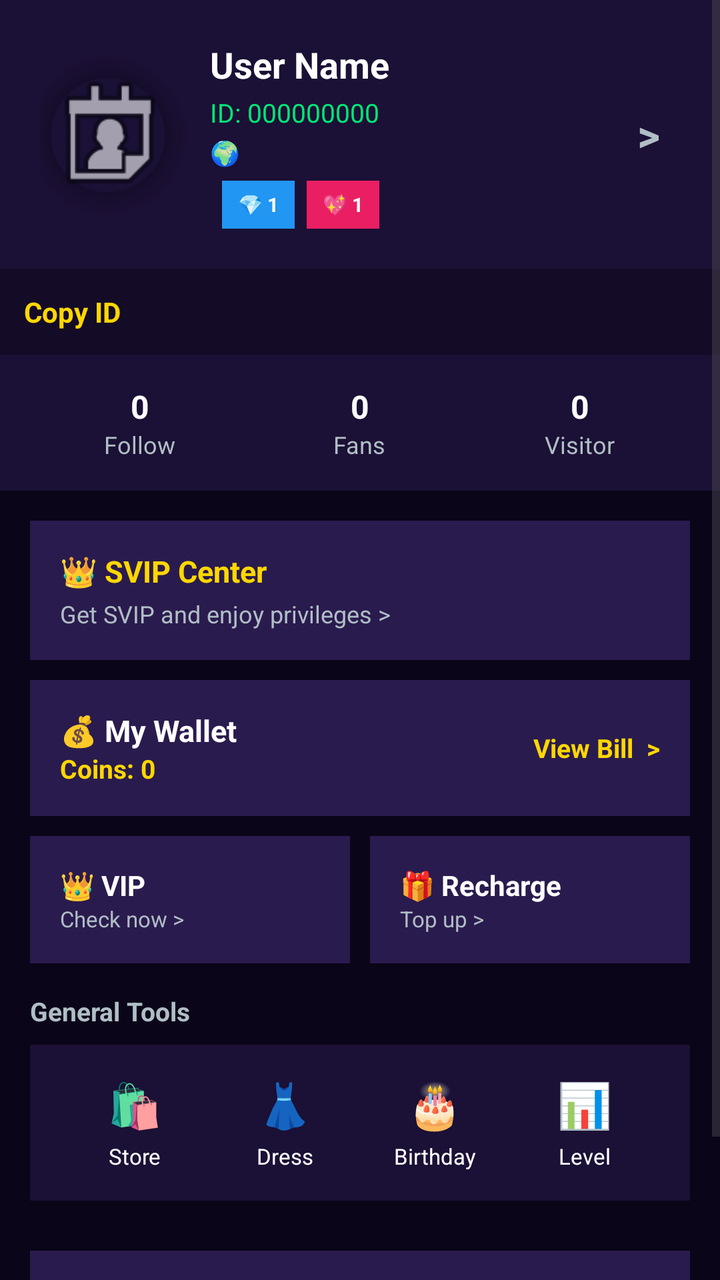
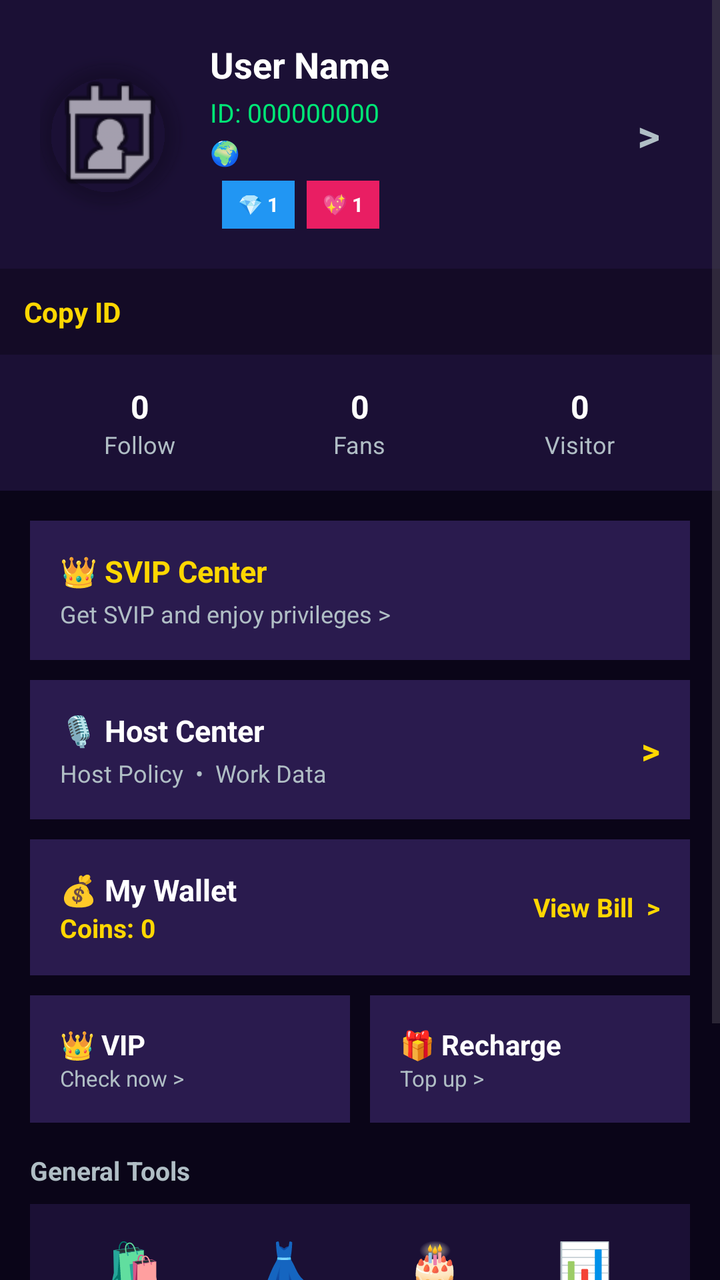

Two renders of the same Android screen: before a commit and after it. Below are the layout's source before the change and the commit's diff.
<!-- AndroidManifest.xml: activity theme Theme.SRVoiceChat -->
<!-- res/layout/activity_me.xml -->
<?xml version="1.0" encoding="utf-8"?>
<ScrollView xmlns:android="http://schemas.android.com/apk/res/android"
    xmlns:app="http://schemas.android.com/apk/res-auto"
    android:layout_width="match_parent"
    android:layout_height="match_parent"
    android:background="#0A0518"
    android:fillViewport="true">
    <LinearLayout
        android:layout_width="match_parent"
        android:layout_height="wrap_content"
        android:orientation="vertical">
        
        <LinearLayout
            android:layout_width="match_parent"
            android:layout_height="wrap_content"
            android:background="#1B1035"
            android:gravity="center_vertical"
            android:orientation="horizontal"
            android:padding="20dp">
            <androidx.cardview.widget.CardView
                android:layout_width="70dp"
                android:layout_height="70dp"
                android:layout_marginRight="15dp"
                app:cardCornerRadius="35dp"
                app:cardElevation="4dp"
                app:cardBackgroundColor="@android:color/transparent">
                <ImageView
                    android:id="@+id/imgAvatar"
                    android:layout_width="match_parent"
                    android:layout_height="match_parent"
                    android:scaleType="centerCrop"
                    android:src="@android:drawable/ic_menu_my_calendar" />
            </androidx.cardview.widget.CardView>
            <LinearLayout
                android:layout_width="0dp"
                android:layout_height="wrap_content"
                android:layout_weight="1"
                android:orientation="vertical">
                <TextView
                    android:id="@+id/txtName"
                    android:layout_width="wrap_content"
                    android:layout_height="wrap_content"
                    android:text="User Name"
                    android:textColor="#FFFFFF"
                    android:textSize="18sp"
                    android:textStyle="bold" />
                <TextView
                    android:id="@+id/txtId"
                    android:layout_width="wrap_content"
                    android:layout_height="wrap_content"
                    android:paddingTop="3dp"
                    android:text="ID: 000000000"
                    android:textColor="#00E676"
                    android:textSize="13sp" />
                
                <TextView
                    android:id="@+id/txtGenderCountry"
                    android:layout_width="wrap_content"
                    android:layout_height="wrap_content"
                    android:paddingTop="3dp"
                    android:text="🌍"
                    android:textColor="#B0BEC5"
                    android:textSize="12sp" />
                
                <LinearLayout
                    android:id="@+id/levelIconsRow"
                    android:layout_width="wrap_content"
                    android:layout_height="wrap_content"
                    android:orientation="horizontal"
                    android:paddingTop="6dp">
                    
                    <TextView
                        android:id="@+id/txtVipBadge"
                        android:layout_width="wrap_content"
                        android:layout_height="24dp"
                        android:background="#FFD700"
                        android:gravity="center"
                        android:paddingLeft="8dp"
                        android:paddingRight="8dp"
                        android:text=""
                        android:textColor="#000000"
                        android:textSize="10sp"
                        android:textStyle="bold"
                        android:visibility="gone" />
                    
                    <TextView
                        android:id="@+id/txtWealthBadge"
                        android:layout_width="wrap_content"
                        android:layout_height="24dp"
                        android:layout_marginLeft="6dp"
                        android:background="#2196F3"
                        android:gravity="center"
                        android:paddingLeft="8dp"
                        android:paddingRight="8dp"
                        android:text="💎 1"
                        android:textColor="#FFFFFF"
                        android:textSize="10sp"
                        android:textStyle="bold" />
                    
                    <TextView
                        android:id="@+id/txtCharmBadge"
                        android:layout_width="wrap_content"
                        android:layout_height="24dp"
                        android:layout_marginLeft="6dp"
                        android:background="#E91E63"
                        android:gravity="center"
                        android:paddingLeft="8dp"
                        android:paddingRight="8dp"
                        android:text="💖 1"
                        android:textColor="#FFFFFF"
                        android:textSize="10sp"
                        android:textStyle="bold" />
                </LinearLayout>
            </LinearLayout>
            <TextView
                android:layout_width="wrap_content"
                android:layout_height="wrap_content"
                android:text=">"
                android:textColor="#B0BEC5"
                android:textSize="22sp"
                android:textStyle="bold"
                android:padding="10dp" />
        </LinearLayout>
        
        <LinearLayout
            android:layout_width="match_parent"
            android:layout_height="wrap_content"
            android:background="#140B26"
            android:padding="12dp"
            android:paddingHorizontal="20dp">
            <TextView
                android:layout_width="wrap_content"
                android:layout_height="wrap_content"
                android:text="Copy ID"
                android:textColor="#FFD700"
                android:textSize="14sp"
                android:textStyle="bold" />
        </LinearLayout>
        
        <LinearLayout
            android:layout_width="match_parent"
            android:layout_height="wrap_content"
            android:background="#1B1035"
            android:orientation="horizontal"
            android:padding="15dp">
            <LinearLayout android:layout_width="0dp" android:layout_height="wrap_content" android:layout_weight="1" android:gravity="center" android:orientation="vertical">
                <TextView android:id="@+id/txtFollow" android:layout_width="wrap_content" android:layout_height="wrap_content" android:text="0" android:textColor="#FFFFFF" android:textSize="16sp" android:textStyle="bold" />
                <TextView android:layout_width="wrap_content" android:layout_height="wrap_content" android:text="Follow" android:textColor="#B0BEC5" android:textSize="12sp" />
            </LinearLayout>
            <LinearLayout android:layout_width="0dp" android:layout_height="wrap_content" android:layout_weight="1" android:gravity="center" android:orientation="vertical">
                <TextView android:id="@+id/txtFans" android:layout_width="wrap_content" android:layout_height="wrap_content" android:text="0" android:textColor="#FFFFFF" android:textSize="16sp" android:textStyle="bold" />
                <TextView android:layout_width="wrap_content" android:layout_height="wrap_content" android:text="Fans" android:textColor="#B0BEC5" android:textSize="12sp" />
            </LinearLayout>
            <LinearLayout android:layout_width="0dp" android:layout_height="wrap_content" android:layout_weight="1" android:gravity="center" android:orientation="vertical">
                <TextView android:id="@+id/txtVisitor" android:layout_width="wrap_content" android:layout_height="wrap_content" android:text="0" android:textColor="#FFFFFF" android:textSize="16sp" android:textStyle="bold" />
                <TextView android:layout_width="wrap_content" android:layout_height="wrap_content" android:text="Visitor" android:textColor="#B0BEC5" android:textSize="12sp" />
            </LinearLayout>
        </LinearLayout>
        <LinearLayout
            android:layout_width="match_parent"
            android:layout_height="wrap_content"
            android:orientation="vertical"
            android:padding="15dp">
            
            <LinearLayout
                android:layout_width="match_parent"
                android:layout_height="wrap_content"
                android:background="#2A1B4E"
                android:orientation="vertical"
                android:padding="15dp"
                android:layout_marginBottom="10dp">
                <TextView android:layout_width="wrap_content" android:layout_height="wrap_content" android:text="👑 SVIP Center" android:textColor="#FFD700" android:textSize="15sp" android:textStyle="bold" />
                <TextView android:id="@+id/txtSvipStatus" android:layout_width="wrap_content" android:layout_height="wrap_content" android:text="Get SVIP and enjoy privileges >" android:textColor="#B0BEC5" android:textSize="12sp" android:paddingTop="3dp" />
            </LinearLayout>
            
            <LinearLayout
                android:id="@+id/walletBox"
                android:layout_width="match_parent"
                android:layout_height="wrap_content"
                android:background="#2A1B4E"
                android:orientation="horizontal"
                android:gravity="center_vertical"
                android:padding="15dp"
                android:layout_marginBottom="10dp">
                <LinearLayout android:layout_width="0dp" android:layout_height="wrap_content" android:layout_weight="1" android:orientation="vertical">
                    <TextView android:layout_width="wrap_content" android:layout_height="wrap_content" android:text="💰 My Wallet" android:textColor="#FFFFFF" android:textSize="15sp" android:textStyle="bold" />
                    <TextView android:id="@+id/txtWalletCoins" android:layout_width="wrap_content" android:layout_height="wrap_content" android:text="Coins: 0" android:textColor="#FFD700" android:textSize="13sp" android:textStyle="bold" />
                </LinearLayout>
                <TextView android:layout_width="wrap_content" android:layout_height="wrap_content" android:text="View Bill  >" android:textColor="#FFD700" android:textSize="13sp" android:textStyle="bold" />
            </LinearLayout>
            
            <LinearLayout
                android:id="@+id/sellerWalletBox"
                android:layout_width="match_parent"
                android:layout_height="wrap_content"
                android:background="#00C853"
                android:orientation="horizontal"
                android:gravity="center_vertical"
                android:padding="15dp"
                android:layout_marginBottom="10dp"
                android:visibility="gone">
                <LinearLayout android:layout_width="0dp" android:layout_height="wrap_content" android:layout_weight="1" android:orientation="vertical">
                    <TextView android:layout_width="wrap_content" android:layout_height="wrap_content" android:text="🏪 Seller Business Wallet" android:textColor="#FFFFFF" android:textSize="15sp" android:textStyle="bold" />
                    <TextView android:id="@+id/txtSellerBalance" android:layout_width="wrap_content" android:layout_height="wrap_content" android:text="Business Coins: 0" android:textColor="#FFFFFF" android:textSize="13sp" android:textStyle="bold" />
                </LinearLayout>
                <TextView android:layout_width="wrap_content" android:layout_height="wrap_content" android:text="Sell Coins  >" android:textColor="#FFFFFF" android:textSize="13sp" android:textStyle="bold" />
            </LinearLayout>
            
            <LinearLayout
                android:layout_width="match_parent"
                android:layout_height="wrap_content"
                android:orientation="horizontal"
                android:layout_marginBottom="15dp">
                <LinearLayout android:layout_width="0dp" android:layout_height="wrap_content" android:layout_weight="1" android:background="#2A1B4E" android:orientation="vertical" android:padding="15dp" android:layout_marginRight="5dp">
                    <TextView android:layout_width="wrap_content" android:layout_height="wrap_content" android:text="👑 VIP" android:textColor="#FFFFFF" android:textSize="14sp" android:textStyle="bold" />
                    <TextView android:id="@+id/txtVipStatus" android:layout_width="wrap_content" android:layout_height="wrap_content" android:text="Check now >" android:textColor="#B0BEC5" android:textSize="11sp" />
                </LinearLayout>
                <LinearLayout android:layout_width="0dp" android:layout_height="wrap_content" android:layout_weight="1" android:background="#2A1B4E" android:orientation="vertical" android:padding="15dp" android:layout_marginLeft="5dp">
                    <TextView android:layout_width="wrap_content" android:layout_height="wrap_content" android:text="🎁 Recharge" android:textColor="#FFFFFF" android:textSize="14sp" android:textStyle="bold" />
                    <TextView android:layout_width="wrap_content" android:layout_height="wrap_content" android:text="Top up >" android:textColor="#B0BEC5" android:textSize="11sp" />
                </LinearLayout>
            </LinearLayout>
            <TextView android:layout_width="wrap_content" android:layout_height="wrap_content" android:text="General Tools" android:textColor="#B0BEC5" android:textSize="13sp" android:textStyle="bold" android:paddingBottom="8dp" />
            <LinearLayout
                android:layout_width="match_parent"
                android:layout_height="wrap_content"
                android:background="#1B1035"
                android:orientation="horizontal"
                android:padding="15dp"
                android:layout_marginBottom="15dp"
                android:weightSum="4">
                <LinearLayout android:layout_width="0dp" android:layout_height="wrap_content" android:layout_weight="1" android:gravity="center" android:orientation="vertical">
                    <TextView android:text="🛍️" android:textSize="22sp" android:layout_width="wrap_content" android:layout_height="wrap_content"/>
                    <TextView android:text="Store" android:textColor="#FFFFFF" android:textSize="11sp" android:paddingTop="4dp" android:layout_width="wrap_content" android:layout_height="wrap_content"/>
                </LinearLayout>
                <LinearLayout android:layout_width="0dp" android:layout_height="wrap_content" android:layout_weight="1" android:gravity="center" android:orientation="vertical">
                    <TextView android:text="👗" android:textSize="22sp" android:layout_width="wrap_content" android:layout_height="wrap_content"/>
                    <TextView android:text="Dress" android:textColor="#FFFFFF" android:textSize="11sp" android:paddingTop="4dp" android:layout_width="wrap_content" android:layout_height="wrap_content"/>
                </LinearLayout>
                <LinearLayout android:layout_width="0dp" android:layout_height="wrap_content" android:layout_weight="1" android:gravity="center" android:orientation="vertical">
                    <TextView android:text="🎂" android:textSize="22sp" android:layout_width="wrap_content" android:layout_height="wrap_content"/>
                    <TextView android:text="Birthday" android:textColor="#FFFFFF" android:textSize="11sp" android:paddingTop="4dp" android:layout_width="wrap_content" android:layout_height="wrap_content"/>
                </LinearLayout>
                <LinearLayout
                    android:id="@+id/layoutLevelBtn"
                    android:layout_width="0dp" android:layout_height="wrap_content" android:layout_weight="1" android:gravity="center" android:orientation="vertical">
                    <TextView android:text="📊" android:textSize="22sp" android:layout_width="wrap_content" android:layout_height="wrap_content"/>
                    <TextView android:text="Level" android:textColor="#FFFFFF" android:textSize="11sp" android:paddingTop="4dp" android:layout_width="wrap_content" android:layout_height="wrap_content"/>
                </LinearLayout>
            </LinearLayout>
            <LinearLayout
                android:id="@+id/btnLogoutLayout"
                android:layout_width="match_parent"
                android:layout_height="wrap_content"
                android:background="#2A1B4E"
                android:gravity="center"
                android:padding="15dp"
                android:layout_marginTop="10dp"
                android:layout_marginBottom="30dp">
                <TextView android:layout_width="wrap_content" android:layout_height="wrap_content" android:text="🚪 Log Out" android:textColor="#FF4081" android:textSize="15sp" android:textStyle="bold" />
            </LinearLayout>
        </LinearLayout>
    </LinearLayout>
</ScrollView>
<!-- resources referenced by this layout -->
<resources>
  <style name="Theme.SRVoiceChat" parent="Theme.Material3.DayNight.NoActionBar">
          <item name="colorPrimary">#FF4081</item>
          <item name="android:statusBarColor">#FF4081</item>
          <item name="android:windowLightStatusBar">true</item>
      </style>
</resources>

<!-- the commit's change to res/layout/activity_me.xml (unified diff, before → after) -->
@@ -52,7 +52,6 @@
                     android:text="ID: 000000000"
                     android:textColor="#00E676"
                     android:textSize="13sp" />
-                
                 <TextView
                     android:id="@+id/txtGenderCountry"
                     android:layout_width="wrap_content"
@@ -61,14 +60,12 @@
                     android:text="🌍"
                     android:textColor="#B0BEC5"
                     android:textSize="12sp" />
-                
                 <LinearLayout
                     android:id="@+id/levelIconsRow"
                     android:layout_width="wrap_content"
                     android:layout_height="wrap_content"
                     android:orientation="horizontal"
                     android:paddingTop="6dp">
-                    
                     <TextView
                         android:id="@+id/txtVipBadge"
                         android:layout_width="wrap_content"
@@ -82,7 +79,6 @@
                         android:textSize="10sp"
                         android:textStyle="bold"
                         android:visibility="gone" />
-                    
                     <TextView
                         android:id="@+id/txtWealthBadge"
                         android:layout_width="wrap_content"
@@ -96,7 +92,6 @@
                         android:textColor="#FFFFFF"
                         android:textSize="10sp"
                         android:textStyle="bold" />
-                    
                     <TextView
                         android:id="@+id/txtCharmBadge"
                         android:layout_width="wrap_content"
@@ -121,7 +116,6 @@
                 android:textStyle="bold"
                 android:padding="10dp" />
         </LinearLayout>
-        
         <LinearLayout
             android:layout_width="match_parent"
             android:layout_height="wrap_content"
@@ -136,7 +130,6 @@
                 android:textSize="14sp"
                 android:textStyle="bold" />
         </LinearLayout>
-        
         <LinearLayout
             android:layout_width="match_parent"
             android:layout_height="wrap_content"
@@ -172,6 +165,46 @@
                 <TextView android:layout_width="wrap_content" android:layout_height="wrap_content" android:text="👑 SVIP Center" android:textColor="#FFD700" android:textSize="15sp" android:textStyle="bold" />
                 <TextView android:id="@+id/txtSvipStatus" android:layout_width="wrap_content" android:layout_height="wrap_content" android:text="Get SVIP and enjoy privileges >" android:textColor="#B0BEC5" android:textSize="12sp" android:paddingTop="3dp" />
             </LinearLayout>
+
+            
+            <LinearLayout
+                android:id="@+id/btnHostCenter"
+                android:layout_width="match_parent"
+                android:layout_height="wrap_content"
+                android:background="#2A1B4E"
+                android:orientation="horizontal"
+                android:gravity="center_vertical"
+                android:padding="15dp"
+                android:layout_marginBottom="10dp"
+                android:clickable="true"
+                android:focusable="true">
+                <LinearLayout android:layout_width="0dp" android:layout_height="wrap_content" android:layout_weight="1" android:orientation="vertical">
+                    <TextView android:layout_width="wrap_content" android:layout_height="wrap_content" android:text="🎙️ Host Center" android:textColor="#FFFFFF" android:textSize="15sp" android:textStyle="bold" />
+                    <TextView android:layout_width="wrap_content" android:layout_height="wrap_content" android:text="Host Policy  •  Work Data" android:textColor="#B0BEC5" android:textSize="12sp" android:paddingTop="3dp" />
+                </LinearLayout>
+                <TextView android:layout_width="wrap_content" android:layout_height="wrap_content" android:text=">" android:textColor="#FFD700" android:textSize="18sp" android:textStyle="bold" />
+            </LinearLayout>
+
+            
+            <LinearLayout
+                android:id="@+id/btnAgencyCenter"
+                android:layout_width="match_parent"
+                android:layout_height="wrap_content"
+                android:background="#2A1B4E"
+                android:orientation="horizontal"
+                android:gravity="center_vertical"
+                android:padding="15dp"
+                android:layout_marginBottom="10dp"
+                android:clickable="true"
+                android:focusable="true"
+                android:visibility="gone">
+                <LinearLayout android:layout_width="0dp" android:layout_height="wrap_content" android:layout_weight="1" android:orientation="vertical">
+                    <TextView android:layout_width="wrap_content" android:layout_height="wrap_content" android:text="🏢 Agency Center" android:textColor="#FFFFFF" android:textSize="15sp" android:textStyle="bold" />
+                    <TextView android:layout_width="wrap_content" android:layout_height="wrap_content" android:text="Agency Policy  •  Work Data  •  Team Bill" android:textColor="#B0BEC5" android:textSize="12sp" android:paddingTop="3dp" />
+                </LinearLayout>
+                <TextView android:layout_width="wrap_content" android:layout_height="wrap_content" android:text=">" android:textColor="#FFD700" android:textSize="18sp" android:textStyle="bold" />
+            </LinearLayout>
+
             
             <LinearLayout
                 android:id="@+id/walletBox"
@@ -188,7 +221,6 @@
                 </LinearLayout>
                 <TextView android:layout_width="wrap_content" android:layout_height="wrap_content" android:text="View Bill  >" android:textColor="#FFD700" android:textSize="13sp" android:textStyle="bold" />
             </LinearLayout>
-            
             <LinearLayout
                 android:id="@+id/sellerWalletBox"
                 android:layout_width="match_parent"
@@ -205,7 +237,6 @@
                 </LinearLayout>
                 <TextView android:layout_width="wrap_content" android:layout_height="wrap_content" android:text="Sell Coins  >" android:textColor="#FFFFFF" android:textSize="13sp" android:textStyle="bold" />
             </LinearLayout>
-            
             <LinearLayout
                 android:layout_width="match_parent"
                 android:layout_height="wrap_content"
